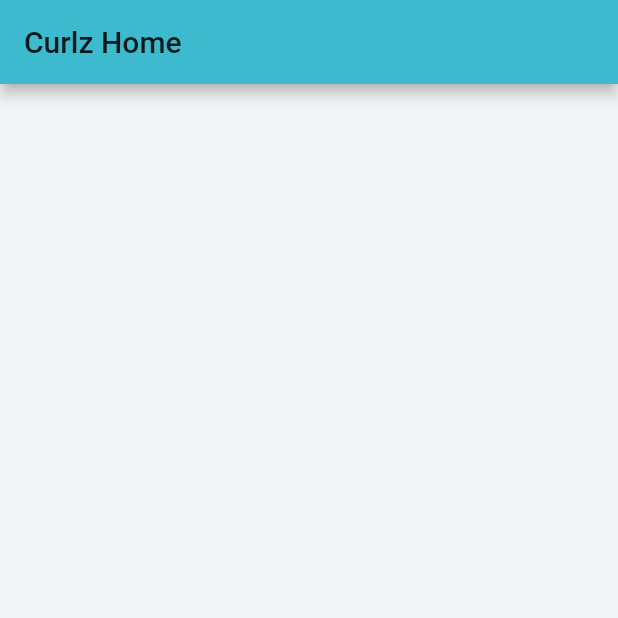
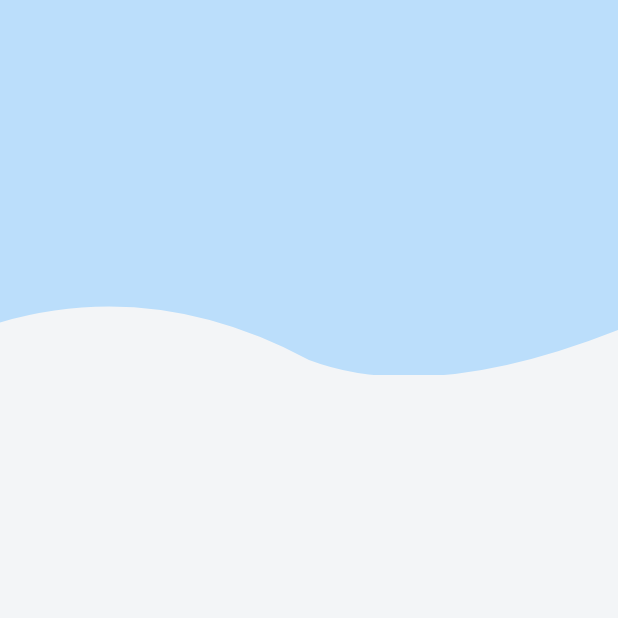
Before and after one commit to khawlittaa/CurlsFlutter, a Flutter app: the screen it shows after launch, on a phone screen of 412 x 824 dp, the top half of it. Run offline on Flutter 3.47's test engine with Material 2 defaults, Android fonts, the phone set to English and light mode, and no system bars.

Commit message:
adding wave header widget

```diff
--- a/lib/scr/ui/home.dart
+++ b/lib/scr/ui/home.dart
@@ -1,3 +1,4 @@
+import 'package:curls/scr/ui/waveHeader.dart';
 import 'package:flutter/material.dart';
 
 class Home extends StatefulWidget {
@@ -20,11 +21,9 @@ class HomeState extends State<Home> {
 
   @override
   Widget build(BuildContext context) {
-    // TODO: implement build
     return Scaffold(
-      appBar: AppBar(
-        title: Text('Curlz Home'),
-      ),
+      body:Container(height:250.0,child: new WavyHeader()),
     );
+
   }
 }
--- /dev/null
+++ b/lib/scr/ui/waveHeader.dart
@@ -0,0 +1,45 @@
+import 'package:flutter/material.dart';
+
+class WavyHeader extends StatelessWidget {
+  @override
+  Widget build(BuildContext context) {
+    return   ClipPath(
+      child: new Container(
+        color: Colors.blue[100],
+      ),
+      clipper: BottomWaveClipper(),
+    );
+  }
+}
+
+class BottomWaveClipper extends CustomClipper<Path> {
+  @override
+  Path getClip(Size size) {
+    final Path path = Path();
+
+    path.lineTo(0.0, size.height - 35);
+
+    final Offset firstControlPoint = Offset(size.width / 4, size.height - 65);
+    final Offset firstEndPoint = Offset(size.width / 2, size.height - 10.0);
+
+    path.quadraticBezierTo(firstControlPoint.dx, firstControlPoint.dy,
+        firstEndPoint.dx, firstEndPoint.dy);
+
+    final Offset secondControlPoint = Offset(size.width - (size.width / 3.25), size.height + 20);
+    final Offset secondEndPoint = Offset(size.width, size.height - 30);
+
+    path.quadraticBezierTo(secondControlPoint.dx, secondControlPoint.dy,
+        secondEndPoint.dx, secondEndPoint.dy);
+
+    path.lineTo(size.width, size.height - 20);
+
+    path.lineTo(size.width, 0.0);
+
+    path.close();
+
+    return path;
+  }
+
+  @override
+  bool shouldReclip(CustomClipper<Path> oldClipper) => false;
+}
--- a/pubspec.yaml
+++ b/pubspec.yaml
@@ -45,7 +45,8 @@ flutter:
   uses-material-design: true
 
   # To add assets to your application, add an assets section, like this:
-  # assets:
+#   assets:
+#      - assets/images/
   #   - images/a_dot_burr.jpeg
   #   - images/a_dot_ham.jpeg
 
```
